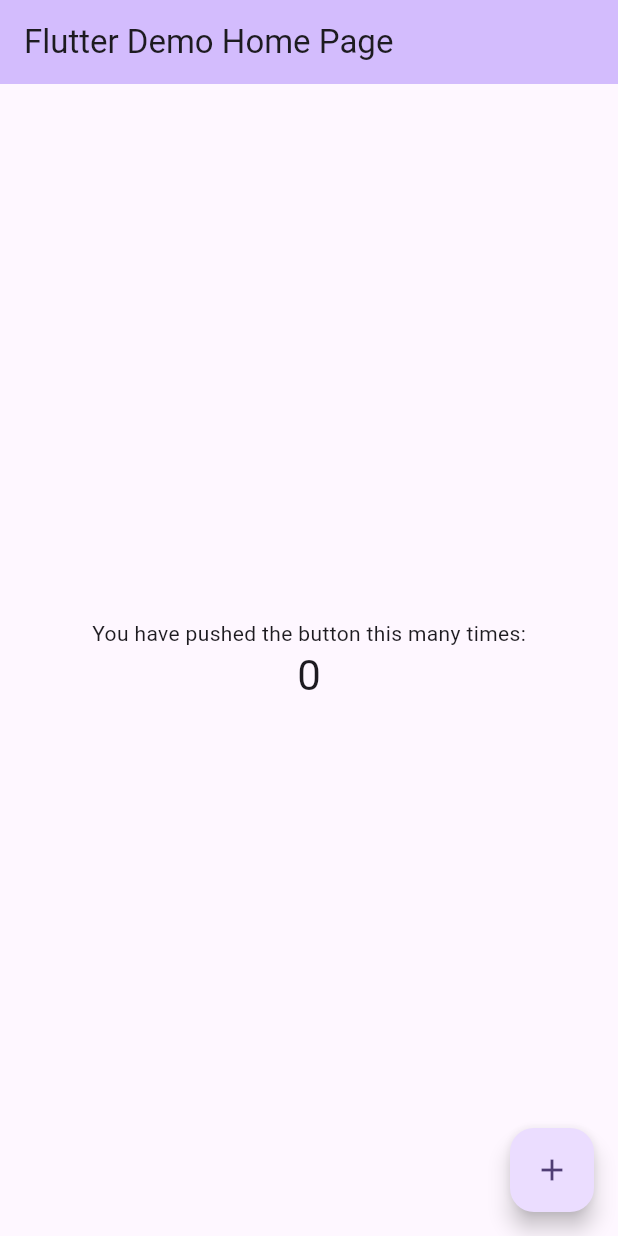
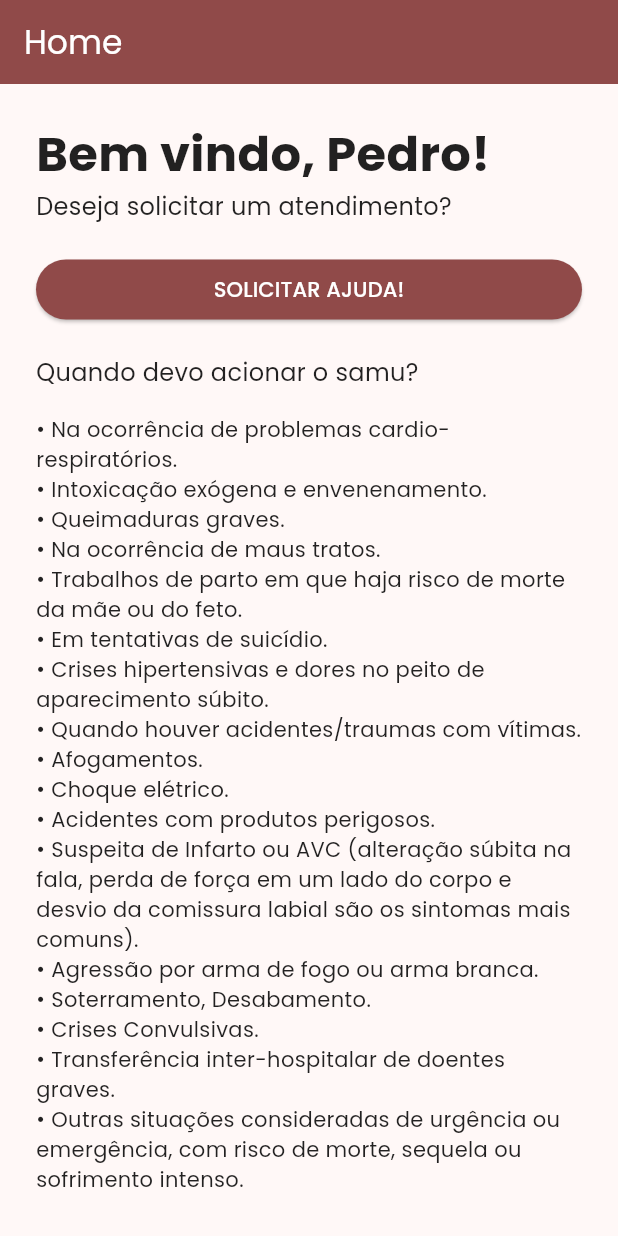
Before and after one commit to ipesoft-rr/atendimento_samu_app, a Flutter app: the screen it shows after launch, on a phone screen of 412 x 824 dp. Run offline on Flutter 3.47's test engine with Material 2 defaults, Android fonts, the phone set to English and light mode, and no system bars; our stand-ins replace go_router, google_fonts.

Commit message:
feat: adding home screen

```diff
--- a/lib/main.dart
+++ b/lib/main.dart
@@ -1,16 +1,38 @@
 import 'package:flutter/material.dart';
+import 'package:go_router/go_router.dart';
+import 'package:google_fonts/google_fonts.dart';
 
-void main() {
-  runApp(const MyApp());
-}
+import './screens/home.dart';
+
+void main() => runApp(const MyApp());
+
+/// The route configuration.
+final GoRouter _router = GoRouter(
+  routes: <RouteBase>[
+    GoRoute(
+      path: '/',
+      builder: (BuildContext context, GoRouterState state) {
+        return const HomePage(title: 'Home');
+      },
+      routes: <RouteBase>[
+        GoRoute(
+          path: 'details',
+          builder: (BuildContext context, GoRouterState state) {
+            return const HomePage(title: 'Details');
+          },
+        ),
+      ],
+    ),
+  ],
+);
 
 class MyApp extends StatelessWidget {
   const MyApp({super.key});
 
-  // This widget is the root of your application.
   @override
   Widget build(BuildContext context) {
-    return MaterialApp(
+    return MaterialApp.router(
+      routerConfig: _router,
       title: 'Flutter Demo',
       theme: ThemeData(
         // This is the theme of your application.
@@ -28,98 +50,12 @@ class MyApp extends StatelessWidget {
         //
         // This works for code too, not just values: Most code changes can be
         // tested with just a hot reload.
-        colorScheme: ColorScheme.fromSeed(seedColor: Colors.deepPurple),
+        textTheme: GoogleFonts.poppinsTextTheme(),
+        colorScheme: ColorScheme.fromSeed(
+          seedColor: const Color(0x00E63946),
+        ),
         useMaterial3: true,
       ),
-      home: const MyHomePage(title: 'Flutter Demo Home Page'),
     );
   }
 }
-
-class MyHomePage extends StatefulWidget {
-  const MyHomePage({super.key, required this.title});
-
-  // This widget is the home page of your application. It is stateful, meaning
-  // that it has a State object (defined below) that contains fields that affect
-  // how it looks.
-
-  // This class is the configuration for the state. It holds the values (in this
-  // case the title) provided by the parent (in this case the App widget) and
-  // used by the build method of the State. Fields in a Widget subclass are
-  // always marked "final".
-
-  final String title;
-
-  @override
-  State<MyHomePage> createState() => _MyHomePageState();
-}
-
-class _MyHomePageState extends State<MyHomePage> {
-  int _counter = 0;
-
-  void _incrementCounter() {
-    setState(() {
-      // This call to setState tells the Flutter framework that something has
-      // changed in this State, which causes it to rerun the build method below
-      // so that the display can reflect the updated values. If we changed
-      // _counter without calling setState(), then the build method would not be
-      // called again, and so nothing would appear to happen.
-      _counter++;
-    });
-  }
-
-  @override
-  Widget build(BuildContext context) {
-    // This method is rerun every time setState is called, for instance as done
-    // by the _incrementCounter method above.
-    //
-    // The Flutter framework has been optimized to make rerunning build methods
-    // fast, so that you can just rebuild anything that needs updating rather
-    // than having to individually change instances of widgets.
-    return Scaffold(
-      appBar: AppBar(
-        // TRY THIS: Try changing the color here to a specific color (to
-        // Colors.amber, perhaps?) and trigger a hot reload to see the AppBar
-        // change color while the other colors stay the same.
-        backgroundColor: Theme.of(context).colorScheme.inversePrimary,
-        // Here we take the value from the MyHomePage object that was created by
-        // the App.build method, and use it to set our appbar title.
-        title: Text(widget.title),
-      ),
-      body: Center(
-        // Center is a layout widget. It takes a single child and positions it
-        // in the middle of the parent.
-        child: Column(
-          // Column is also a layout widget. It takes a list of children and
-          // arranges them vertically. By default, it sizes itself to fit its
-          // children horizontally, and tries to be as tall as its parent.
-          //
-          // Column has various properties to control how it sizes itself and
-          // how it positions its children. Here we use mainAxisAlignment to
-          // center the children vertically; the main axis here is the vertical
-          // axis because Columns are vertical (the cross axis would be
-          // horizontal).
-          //
-          // TRY THIS: Invoke "debug painting" (choose the "Toggle Debug Paint"
-          // action in the IDE, or press "p" in the console), to see the
-          // wireframe for each widget.
-          mainAxisAlignment: MainAxisAlignment.center,
-          children: <Widget>[
-            const Text(
-              'You have pushed the button this many times:',
-            ),
-            Text(
-              '$_counter',
-              style: Theme.of(context).textTheme.headlineMedium,
-            ),
-          ],
-        ),
-      ),
-      floatingActionButton: FloatingActionButton(
-        onPressed: _incrementCounter,
-        tooltip: 'Increment',
-        child: const Icon(Icons.add),
-      ), // This trailing comma makes auto-formatting nicer for build methods.
-    );
-  }
-}
--- /dev/null
+++ b/lib/screens/home.dart
@@ -0,0 +1,86 @@
+import 'package:flutter/material.dart';
+import 'package:go_router/go_router.dart';
+
+class HomePage extends StatelessWidget {
+  const HomePage({super.key, required this.title});
+
+  final String title;
+
+  @override
+  Widget build(BuildContext context) {
+    return Scaffold(
+      appBar: AppBar(
+        backgroundColor: Theme.of(context).colorScheme.primary,
+        title: Text(
+          title,
+          style: const TextStyle(
+            color: Colors.white,
+          ),
+        ),
+      ),
+      body: ListView(
+        padding: const EdgeInsets.all(24),
+        children: [
+          const Text(
+            'Bem vindo, Pedro!',
+            style: TextStyle(
+              fontSize: 32.0,
+              fontWeight: FontWeight.bold,
+            ),
+          ),
+          const Text(
+            'Deseja solicitar um atendimento?',
+            style: TextStyle(fontSize: 16),
+          ),
+          const SizedBox(
+            height: 20,
+          ),
+          ElevatedButton(
+            onPressed: () => context.go('/details'),
+            style: ButtonStyle(
+              backgroundColor: MaterialStatePropertyAll(
+                Theme.of(context).colorScheme.primary,
+              ),
+            ),
+            child: const Text(
+              'SOLICITAR AJUDA!',
+              style: TextStyle(
+                color: Colors.white,
+              ),
+            ),
+          ),
+          const SizedBox(
+            height: 20,
+          ),
+          const Text(
+            'Quando devo acionar o samu?',
+            style: TextStyle(fontSize: 16),
+          ),
+          const SizedBox(height: 16),
+          const Text('\u2022 Na ocorrência de problemas cardio-respiratórios.'),
+          const Text('\u2022 Intoxicação exógena e envenenamento.'),
+          const Text('\u2022 Queimaduras graves.'),
+          const Text('\u2022 Na ocorrência de maus tratos.'),
+          const Text(
+              '\u2022 Trabalhos de parto em que haja risco de morte da mãe ou do feto.'),
+          const Text('\u2022 Em tentativas de suicídio.'),
+          const Text(
+              '\u2022 Crises hipertensivas e dores no peito de aparecimento súbito.'),
+          const Text('\u2022 Quando houver acidentes/traumas com vítimas.'),
+          const Text('\u2022 Afogamentos.'),
+          const Text('\u2022 Choque elétrico.'),
+          const Text('\u2022 Acidentes com produtos perigosos.'),
+          const Text(
+              '\u2022 Suspeita de Infarto ou AVC (alteração súbita na fala, perda de força em um lado do corpo e desvio da comissura labial são os sintomas mais comuns).'),
+          const Text('\u2022 Agressão por arma de fogo ou arma branca.'),
+          const Text('\u2022 Soterramento, Desabamento.'),
+          const Text('\u2022 Crises Convulsivas.'),
+          const Text(
+              '\u2022 Transferência inter-hospitalar de doentes graves.'),
+          const Text(
+              '\u2022 Outras situações consideradas de urgência ou emergência, com risco de morte, sequela ou sofrimento intenso.'),
+        ],
+      ),
+    );
+  }
+}
--- a/pubspec.yaml
+++ b/pubspec.yaml
@@ -35,6 +35,8 @@ dependencies:
   # The following adds the Cupertino Icons font to your application.
   # Use with the CupertinoIcons class for iOS style icons.
   cupertino_icons: ^1.0.2
+  go_router: ^10.1.1
+  google_fonts: ^5.1.0
 
 dev_dependencies:
   flutter_test:
```
Also changed, not shown: pubspec.lock, 61 other files.
